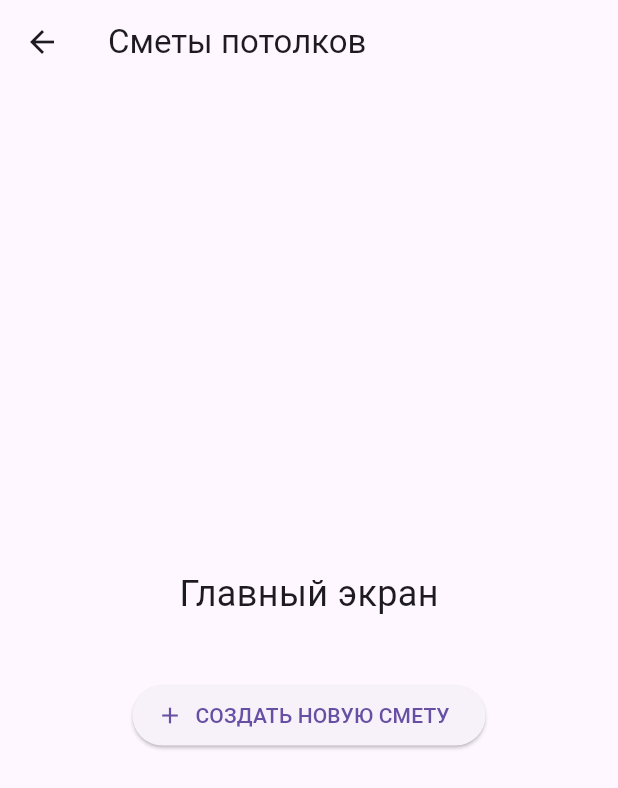
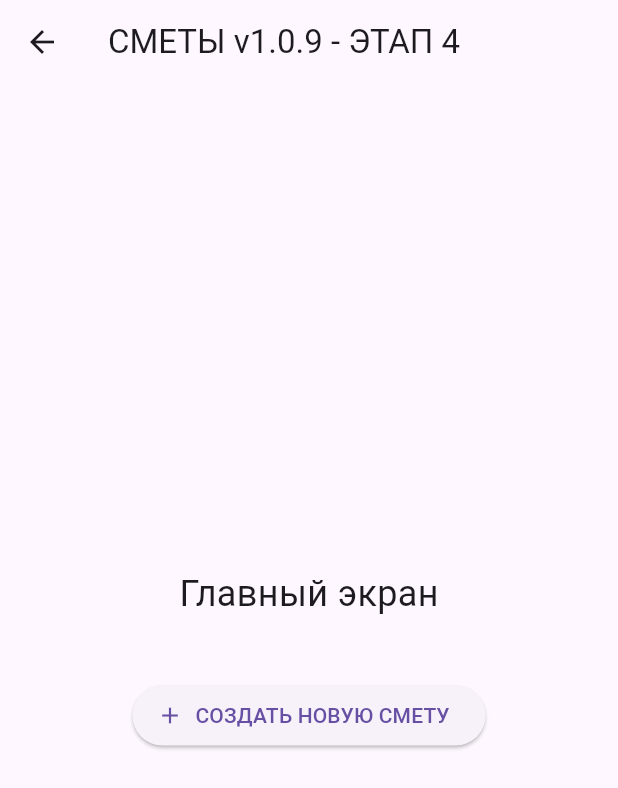
Before and after one commit to andersen-123/tension_ceiling_app_full, a Flutter app: the HomeScreen screen opened directly, on a phone screen of 412 x 824 dp. Shown: the top 788 px of the screen. Run offline on Flutter 3.47's test engine with Material 3 defaults, Android fonts, the phone set to English and light mode, and no system bars; our stand-ins replace sqflite; accounts and stored records are empty.

Commit message:
Update home_screen.dart

```diff
--- a/lib/screens/home_screen.dart
+++ b/lib/screens/home_screen.dart
@@ -7,7 +7,7 @@ class HomeScreen extends StatelessWidget {
   @override
   Widget build(BuildContext context) {
     return Scaffold(
-      appBar: AppBar(title: const Text('Сметы потолков')),
+      appBar: AppBar(title: const Text('СМЕТЫ v1.0.9 - ЭТАП 4')),
       body: Center(
         child: Column(
           mainAxisAlignment: MainAxisAlignment.center,
```
